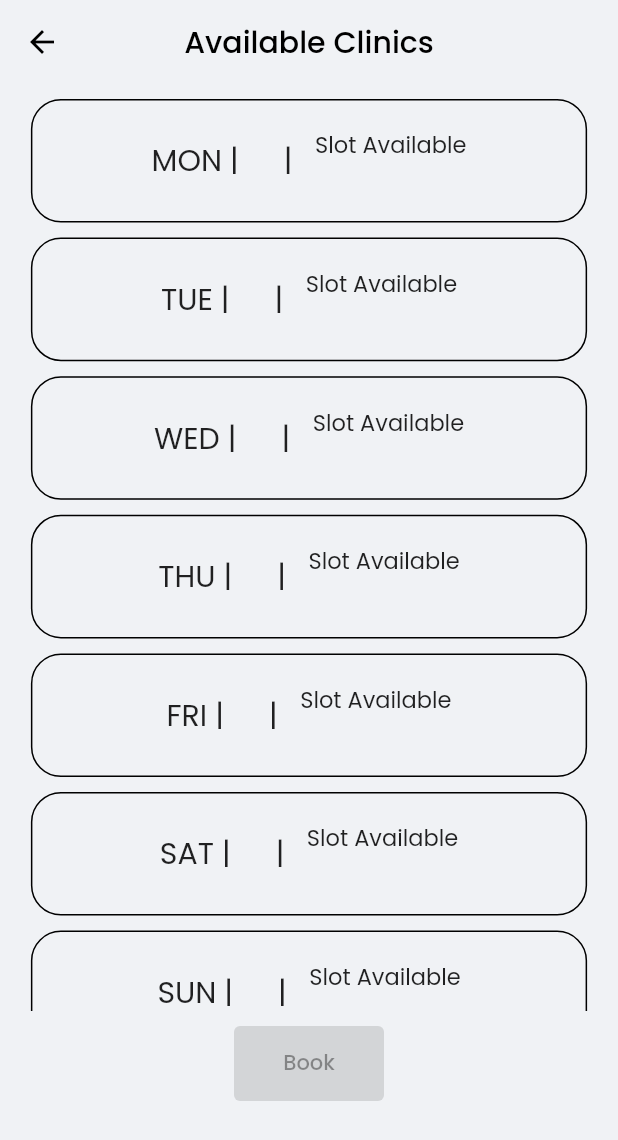
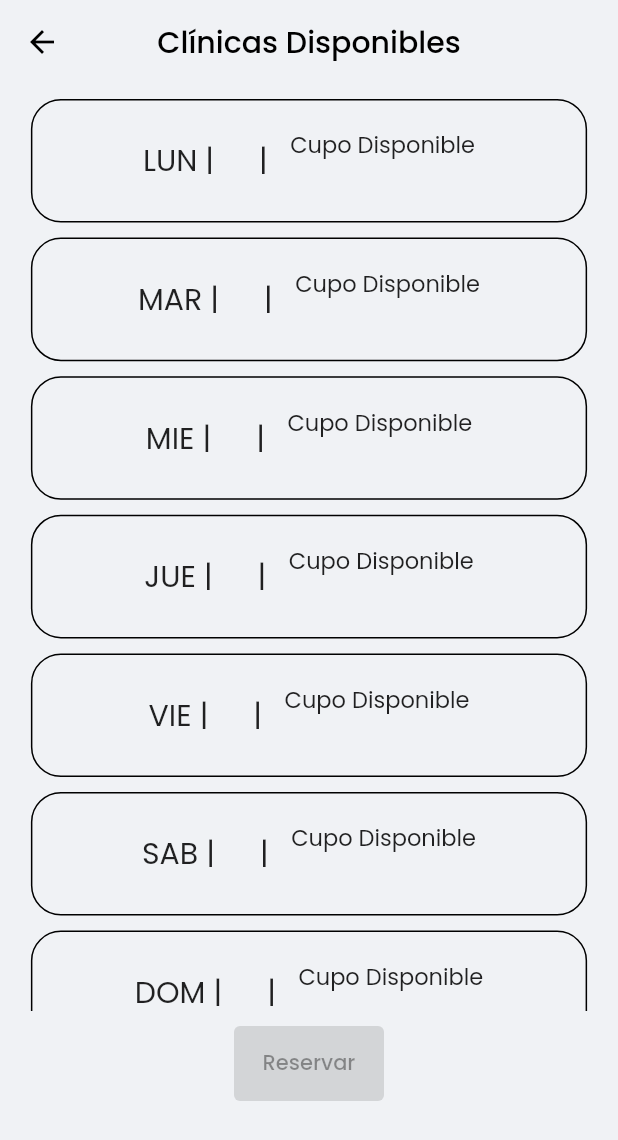
Before and after one commit to cgonzalesmo/doctor_app, a Flutter app: the AppointmentBooking screen opened directly with empty values, on a phone screen of 412 x 824 dp. Shown: the top 1140 px of the screen. Run offline on Flutter 3.47's test engine with Material 2 defaults, Android fonts, the light colour scheme and no system bars; our stand-ins replace carousel_slider, connectivity, firebase_auth, firebase_core, firebase_database, flutter_html and 8 more; missing offline and left inert: auto_size_text_pk, razorpay_flutter; accounts and stored records are empty; network calls fail.

Commit message:
Config citas

```diff
--- a/lib/screens/doctor_screen/clinic_days_screen/friday.dart
+++ b/lib/screens/doctor_screen/clinic_days_screen/friday.dart
@@ -52,7 +52,7 @@ class _FridayScreenState extends State<FridayScreen> {
     if (response.statusCode == 200) {
       print(response.body);
       ScaffoldMessenger.of(context)
-          .showSnackBar(SnackBar(content: Text("Clínica del viernes subido")));
+          .showSnackBar(SnackBar(content: Text("Clínica del viernes cargado")));
     } else {
       ScaffoldMessenger.of(context)
           .showSnackBar(SnackBar(content: Text("Algo salió mal")));
@@ -108,7 +108,7 @@ class _FridayScreenState extends State<FridayScreen> {
                       //! Slots Available
                       DropdownButtonFormField(
                         decoration: InputDecoration(
-                          label: Text("Elija horario disponible"),
+                          label: Text("Elija cantidad de pacientes"),
                           border: OutlineInputBorder(),
                         ),
                         validator: (value) => value == null
--- a/lib/screens/doctor_screen/clinic_days_screen/monday.dart
+++ b/lib/screens/doctor_screen/clinic_days_screen/monday.dart
@@ -58,7 +58,7 @@ class _MondayScreenState extends State<MondayScreen> {
     if (response.statusCode == 200) {
       print(response.body);
       ScaffoldMessenger.of(context)
-          .showSnackBar(SnackBar(content: Text("Monday Clinic Uploaded")));
+          .showSnackBar(SnackBar(content: Text("Clinica del lunes cargado")));
     } else {
       ScaffoldMessenger.of(context)
           .showSnackBar(SnackBar(content: Text("Something Went Wrong")));
@@ -178,7 +178,7 @@ class _MondayScreenState extends State<MondayScreen> {
                       //! Slots Available
                       DropdownButtonFormField(
                         decoration: InputDecoration(
-                          label: Text("Elija horario disponible"),
+                          label: Text("Elija cantidad de pacientes"),
                           border: OutlineInputBorder(),
                         ),
                         validator: (value) => value == null
--- a/lib/screens/doctor_screen/clinic_days_screen/saturday.dart
+++ b/lib/screens/doctor_screen/clinic_days_screen/saturday.dart
@@ -57,10 +57,10 @@ class _SaturdayScreenState extends State<SaturdayScreen> {
     if (response.statusCode == 200) {
       print(response.body);
       ScaffoldMessenger.of(context)
-          .showSnackBar(SnackBar(content: Text("Saturday Clinic Uploaded")));
+          .showSnackBar(SnackBar(content: Text("Sábado Clínica cargado")));
     } else {
       ScaffoldMessenger.of(context)
-          .showSnackBar(SnackBar(content: Text("Something Went Wrong")));
+          .showSnackBar(SnackBar(content: Text("Algo salió mal")));
     }
   }
 
@@ -175,7 +175,7 @@ class _SaturdayScreenState extends State<SaturdayScreen> {
                       //! Slots Available
                       DropdownButtonFormField(
                         decoration: InputDecoration(
-                          label: Text("Elija horario disponible"),
+                          label: Text("Elija cantidad de pacientes"),
                           border: OutlineInputBorder(),
                         ),
                         validator: (value) => value == null
--- a/lib/screens/doctor_screen/clinic_days_screen/sunday.dart
+++ b/lib/screens/doctor_screen/clinic_days_screen/sunday.dart
@@ -57,10 +57,10 @@ class _SundayScreenState extends State<SundayScreen> {
     if (response.statusCode == 200) {
       print(response.body);
       ScaffoldMessenger.of(context)
-          .showSnackBar(SnackBar(content: Text("Sunday Clinic Uploaded")));
+          .showSnackBar(SnackBar(content: Text("Clínica dominical cargado")));
     } else {
       ScaffoldMessenger.of(context)
-          .showSnackBar(SnackBar(content: Text("Something Went Wrong")));
+          .showSnackBar(SnackBar(content: Text("Algo salió mal")));
     }
   }
 
@@ -175,7 +175,7 @@ class _SundayScreenState extends State<SundayScreen> {
                       //! Slots Available
                       DropdownButtonFormField(
                         decoration: InputDecoration(
-                          label: Text("Elija horario disponible"),
+                          label: Text("Elija cantidad de pacientes"),
                           border: OutlineInputBorder(),
                         ),
                         validator: (value) => value == null
--- a/lib/screens/doctor_screen/clinic_days_screen/thursday.dart
+++ b/lib/screens/doctor_screen/clinic_days_screen/thursday.dart
@@ -52,7 +52,7 @@ class _ThursdayScreenState extends State<ThursdayScreen> {
     if (response.statusCode == 200) {
       print(response.body);
       ScaffoldMessenger.of(context)
-          .showSnackBar(SnackBar(content: Text("Jueves Clínica Subida")));
+          .showSnackBar(SnackBar(content: Text("Jueves Clínica cargado")));
     } else {
       ScaffoldMessenger.of(context)
           .showSnackBar(SnackBar(content: Text("Algo salió mal")));
@@ -108,7 +108,7 @@ class _ThursdayScreenState extends State<ThursdayScreen> {
                       //! Slots Available
                       DropdownButtonFormField(
                         decoration: InputDecoration(
-                          label: Text("Elija horario disponible"),
+                          label: Text("Elija cantidad de pacientes"),
                           border: OutlineInputBorder(),
                         ),
                         validator: (value) => value == null
--- a/lib/screens/doctor_screen/clinic_days_screen/tuesday.dart
+++ b/lib/screens/doctor_screen/clinic_days_screen/tuesday.dart
@@ -58,7 +58,7 @@ class _TuesdayScreenState extends State<TuesdayScreen> {
     if (response.statusCode == 200) {
       print(response.body);
       ScaffoldMessenger.of(context)
-          .showSnackBar(SnackBar(content: Text("Martes Clínica Subida")));
+          .showSnackBar(SnackBar(content: Text("Martes Clínica cargado")));
     } else {
       ScaffoldMessenger.of(context)
           .showSnackBar(SnackBar(content: Text("Algo salió mal")));
@@ -148,7 +148,7 @@ class _TuesdayScreenState extends State<TuesdayScreen> {
                       //! Slots Available
                       DropdownButtonFormField(
                         decoration: InputDecoration(
-                          label: Text("Elija horario disponible"),
+                          label: Text("Elija cantidad de pacientes"),
                           border: OutlineInputBorder(),
                         ),
                         validator: (value) => value == null
--- a/lib/screens/doctor_screen/clinic_days_screen/wednesday.dart
+++ b/lib/screens/doctor_screen/clinic_days_screen/wednesday.dart
@@ -58,7 +58,7 @@ class _WednesdayScreenState extends State<WednesdayScreen> {
     if (response.statusCode == 200) {
       print(response.body);
       ScaffoldMessenger.of(context)
-          .showSnackBar(SnackBar(content: Text("Miércoles Clínica Subida")));
+          .showSnackBar(SnackBar(content: Text("Miércoles Clínica cargado")));
     } else {
       ScaffoldMessenger.of(context)
           .showSnackBar(SnackBar(content: Text("Algo salió mal")));
@@ -147,7 +147,7 @@ class _WednesdayScreenState extends State<WednesdayScreen> {
                       //! Slots Available
                       DropdownButtonFormField(
                         decoration: InputDecoration(
-                          label: Text("Elija horario disponibles"),
+                          label: Text("Elija cantidad de pacientess"),
                           border: OutlineInputBorder(),
                         ),
                         validator: (value) => value == null
--- a/lib/screens/extra_screens/get_started.dart
+++ b/lib/screens/extra_screens/get_started.dart
@@ -45,7 +45,7 @@ class _GetStartedScreenState extends State<GetStartedScreen> {
                     child: Padding(
                       padding: const EdgeInsets.all(8.0),
                       child: Text(
-                        "Login",
+                        "Iniciar sesión",
                         style: TextStyle(fontSize: 17),
                       ),
                     ),
--- a/lib/screens/user/doctor_section/all_available_doctors.dart
+++ b/lib/screens/user/doctor_section/all_available_doctors.dart
@@ -62,7 +62,7 @@ class _AllAvailableDoctorsState extends State<AllAvailableDoctors> {
       child: Scaffold(
         appBar: AppBar(
           title: Text(
-            'All Available Doctors',
+            'Doctores Disponibles',
             style: TextStyle(color: Colors.black),
           ),
           centerTitle: true,
--- a/lib/screens/user/doctor_section/appointment_booking.dart
+++ b/lib/screens/user/doctor_section/appointment_booking.dart
@@ -106,7 +106,7 @@ class _AppointmentBookingState extends State<AppointmentBooking> {
   void initState() {
     super.initState();
 
-    print("+91" + "$userPhone");
+    print("+51" + "$userPhone");
 
     _razorpay = new Razorpay();
 
@@ -463,9 +463,9 @@ class _AppointmentBookingState extends State<AppointmentBooking> {
       showDialog(
         context: (context),
         builder: (_) => AlertDialog(
-          title: Text('Success'),
+          title: Text('Éxito'),
           content: Text(
-              'You have successfully booked the appointment at $time on $day at $place under Dr. $doctorName($doctorDesignation).'),
+              'Ha reservado con éxito la cita a las $time el dia $day en $place con el Dr. $doctorName($doctorDesignation).'),
           actions: [
             ElevatedButton(
               onPressed: () {
@@ -494,7 +494,7 @@ class _AppointmentBookingState extends State<AppointmentBooking> {
 
                 Navigator.pop(context);
               },
-              child: Text('Close'),
+              child: Text('Cerrar'),
             ),
           ],
         ),
@@ -509,7 +509,7 @@ class _AppointmentBookingState extends State<AppointmentBooking> {
       // sendWhatsapp();
     } else {
       ScaffoldMessenger.of(context).showSnackBar(
-          SnackBar(content: Text('Something Went Wrong. Try Again!!!')));
+          SnackBar(content: Text('Algo salió mal. ¡Intentar otra vez!')));
     }
   }
 
@@ -517,14 +517,14 @@ class _AppointmentBookingState extends State<AppointmentBooking> {
     showDialog(
       context: context,
       builder: (_) => AlertDialog(
-        title: Text('Unsuccessfull'),
-        content: Text("Sorry!!!\nYour appointment could'nt be booked"),
+        title: Text('Fracasado'),
+        content: Text("¡Lo sentimos!\No se pudo reservar su cita"),
         actions: [
           ElevatedButton(
             onPressed: () {
               Navigator.pop(context);
             },
-            child: Text('Close'),
+            child: Text('Cerrar'),
           ),
         ],
       ),
@@ -535,14 +535,14 @@ class _AppointmentBookingState extends State<AppointmentBooking> {
     showDialog(
       context: context,
       builder: (_) => AlertDialog(
-        title: Text('Proceed'),
-        content: Text('Proceed to pay booking charges?'),
+        title: Text('Proceder'),
+        content: Text('¿Proceder a pagar los gastos de reserva?'),
         actions: [
           ElevatedButton(
             onPressed: () {
               Navigator.pop(context);
             },
-            child: Text('Cancel'),
+            child: Text('Cancelar'),
             style: ButtonStyle(
               backgroundColor: MaterialStateProperty.all(Colors.red),
             ),
@@ -552,7 +552,7 @@ class _AppointmentBookingState extends State<AppointmentBooking> {
               paymentAndBook();
               Navigator.pop(context);
             },
-            child: Text('Proceed'),
+            child: Text('Proceder'),
           ),
         ],
       ),
@@ -599,7 +599,7 @@ class _AppointmentBookingState extends State<AppointmentBooking> {
       child: Scaffold(
         appBar: AppBar(
           title: Text(
-            'Available Clinics',
+            'Clínicas Disponibles',
             style: TextStyle(
               color: Colors.black,
             ),
@@ -700,7 +700,7 @@ class _AppointmentBookingState extends State<AppointmentBooking> {
                                                               .center,
                                                       children: [
                                                         Text(
-                                                          "MON |",
+                                                          "LUN |",
                                                           style: TextStyle(
                                                             fontSize: 20,
                                                           ),
@@ -744,7 +744,7 @@ class _AppointmentBookingState extends State<AppointmentBooking> {
                                                                   .center,
                                                           children: [
                                                             Text(
-                                                              'Slot Available',
+                                                              'Cupo Disponible',
                                                               style: TextStyle(
                                                                 fontSize: 15,
                                                               ),
@@ -826,7 +826,7 @@ class _AppointmentBookingState extends State<AppointmentBooking> {
                                                               .center,
                                                       children: [
                                                         Text(
-                                                          "TUE |",
+                                                          "MAR |",
                                                           style: TextStyle(
                                                             fontSize: 20,
                                                           ),
@@ -870,7 +870,7 @@ class _AppointmentBookingState extends State<AppointmentBooking> {
                                                                   .center,
                                                           children: [
                                                             Text(
-                                                              'Slot Available',
+                                                              'Cupo Disponible',
                                                               style: TextStyle(
                                                                 fontSize: 15,
                                                               ),
@@ -951,7 +951,7 @@ class _AppointmentBookingState extends State<AppointmentBooking> {
                                                               .center,
                                                       children: [
                                                         Text(
-                                                          "WED |",
+                                                          "MIE |",
                                                           style: TextStyle(
                                                             fontSize: 20,
                                                           ),
@@ -995,7 +995,7 @@ class _AppointmentBookingState extends State<AppointmentBooking> {
                                                                   .center,
                                                           children: [
                                                             Text(
-                                                              'Slot Available',
+                                                              'Cupo Disponible',
                                                               style: TextStyle(
                                                                 fontSize: 15,
                                                               ),
@@ -1077,7 +1077,7 @@ class _AppointmentBookingState extends State<AppointmentBooking> {
                                                               .center,
                                                       children: [
                                                         Text(
-                                                          "THU |",
+                                                          "JUE |",
                                                           style: TextStyle(
                                                             fontSize: 20,
                                                           ),
@@ -1121,7 +1121,7 @@ class _AppointmentBookingState extends State<AppointmentBooking> {
                                                                   .center,
                                                           children: [
                                                             Text(
-                                                              'Slot Available',
+                                                              'Cupo Disponible',
                                                               style: TextStyle(
                                                                 fontSize: 15,
                                                               ),
@@ -1201,7 +1201,7 @@ class _AppointmentBookingState extends State<AppointmentBooking> {
                                                               .center,
                                                       children: [
                                                         Text(
-                                                          "FRI |",
+                                                          "VIE |",
                                                           style: TextStyle(
                                                             fontSize: 20,
                                                           ),
@@ -1245,7 +1245,7 @@ class _AppointmentBookingState extends State<AppointmentBooking> {
                                                                   .center,
                                                           children: [
                                                             Text(
-                                                              'Slot Available',
+                                                              'Cupo Disponible',
                                                               style: TextStyle(
                                                                 fontSize: 15,
                                                               ),
@@ -1327,7 +1327,7 @@ class _AppointmentBookingState extends State<AppointmentBooking> {
                                                               .center,
                                                       children: [
                                                         Text(
-                                                          "SAT |",
+                                                          "SAB |",
                                                           style: TextStyle(
                                                             fontSize: 20,
                                                           ),
@@ -1371,7 +1371,7 @@ class _AppointmentBookingState extends State<AppointmentBooking> {
                                                                   .center,
                                                           children: [
                                                             Text(
-                                                              'Slot Available',
+                                                              'Cupo Disponible',
                                                               style: TextStyle(
                                                                 fontSize: 15,
                                                               ),
@@ -1451,7 +1451,7 @@ class _AppointmentBookingState extends State<AppointmentBooking> {
                                                               .center,
                                                       children: [
                                                         Text(
-                                                          "SUN |",
+                                                          "DOM |",
                                                           style: TextStyle(
                                                             fontSize: 20,
                                                           ),
@@ -1495,7 +1495,7 @@ class _AppointmentBookingState extends State<AppointmentBooking> {
                                                                   .center,
                                                           children: [
                                                             Text(
-                                                              'Slot Available',
+                                                              'Cupo Disponible',
                                                               style: TextStyle(
                                                                 fontSize: 15,
                                                               ),
@@ -1539,7 +1539,7 @@ class _AppointmentBookingState extends State<AppointmentBooking> {
                                       confirmToPay();
                                     }
                                   : null,
-                              child: Text('Book'),
+                              child: Text('Reservar'),
                             ),
                           ),
                         ],
@@ -1549,7 +1549,7 @@ class _AppointmentBookingState extends State<AppointmentBooking> {
                       ),
               )
             : Center(
-                child: Text("No Clinics Available"),
+                child: Text("No hay clínicas disponibles"),
               ),
       ),
     );
--- a/lib/screens/user/user_dashboard/user_appointment.dart
+++ b/lib/screens/user/user_dashboard/user_appointment.dart
@@ -46,7 +46,7 @@ class _UserAppointmentState extends State<UserAppointment> {
       child: Scaffold(
         appBar: AppBar(
           title: Text(
-            'Your Appointments',
+            'Tus Citas',
             style: TextStyle(color: Colors.black),
           ),
           centerTitle: true,
@@ -164,7 +164,7 @@ class _UserAppointmentState extends State<UserAppointment> {
                         },
                       )
                     : Center(
-                        child: Text("No Appointments Found"),
+                        child: Text("No se encontraron citas"),
                       ),
               ),
       ),
```
Also changed, not shown: lib/screens/doctor_screen/doctor_screen.dart (+4 -4 lines), lib/screens/doctor_screen/update_profile.dart (+14 -14 lines), lib/screens/extra_screens/splash_screen.dart (+0 -11 lines), lib/screens/user/doctor_section/about_doctor.dart (+4 -4 lines), lib/screens/user/user_dashboard/user_profile.dart (+10 -10 lines), 4 other files.
